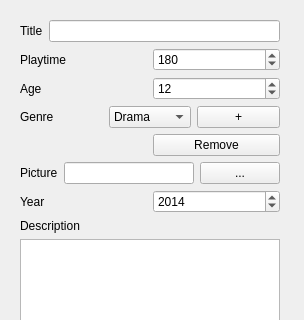
Before: the Qt Designer form Mainwindow/add_movie/popup.ui in Drakenhielm/Biobokningssystem, drawn with Qt 5; both pictures show x 0 to 304 and y 0 to 320 of the 304 by 491 pixel window.
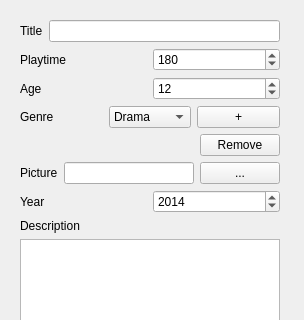
After: the same form once the commit is applied.

The edit to the form file:
```diff
--- a/Mainwindow/add_movie/popup.ui
+++ b/Mainwindow/add_movie/popup.ui
@@ -172,6 +172,12 @@
      <layout class="QHBoxLayout" name="horizontalLayout_5">
       <item>
        <widget class="QLabel" name="CurrGenreLabel">
+        <property name="sizePolicy">
+         <sizepolicy hsizetype="Expanding" vsizetype="Preferred">
+          <horstretch>0</horstretch>
+          <verstretch>0</verstretch>
+         </sizepolicy>
+        </property>
         <property name="text">
          <string/>
         </property>
```
